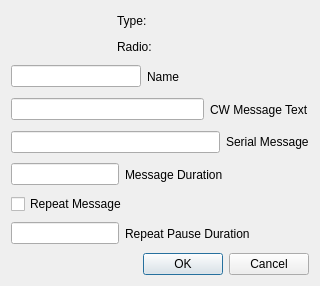
Rsclub22/Minos2-Mirror, file mqt/MqtLogger/txvmrigbuttondialog.ui: the form before one commit.
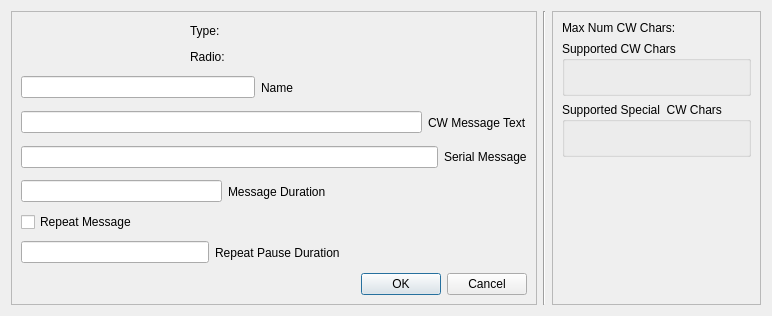
The form after the commit.

Commit message: add initial version of cwRadioParams.ini, read cwRadioParams, pass to button dialogue and display legal cw and special characters in edit button info panel

```diff
--- a/mqt/MqtLogger/txvmrigbuttondialog.ui
+++ b/mqt/MqtLogger/txvmrigbuttondialog.ui
@@ -6,13 +6,22 @@
    <rect>
     <x>0</x>
     <y>0</y>
-    <width>320</width>
-    <height>286</height>
+    <width>772</width>
+    <height>316</height>
    </rect>
   </property>
   <property name="windowTitle">
    <string>Rig Keyer Button Setup</string>
   </property>
+  <layout class="QHBoxLayout" name="horizontalLayout_12">
+   <item>
+    <widget class="QFrame" name="rigButtonFrame">
+     <property name="frameShape">
+      <enum>QFrame::StyledPanel</enum>
+     </property>
+     <property name="frameShadow">
+      <enum>QFrame::Raised</enum>
+     </property>
   <layout class="QVBoxLayout" name="verticalLayout_2">
    <item>
     <layout class="QHBoxLayout" name="horizontalLayout">
@@ -234,6 +243,95 @@
      <property name="standardButtons">
       <set>QDialogButtonBox::Cancel|QDialogButtonBox::Ok</set>
      </property>
+       </widget>
+      </item>
+     </layout>
+    </widget>
+   </item>
+   <item>
+    <widget class="Line" name="cwCharacterInfoSupportLine">
+     <property name="orientation">
+      <enum>Qt::Vertical</enum>
+     </property>
+    </widget>
+   </item>
+   <item>
+    <widget class="QFrame" name="cwInfoFrame">
+     <property name="frameShape">
+      <enum>QFrame::StyledPanel</enum>
+     </property>
+     <property name="frameShadow">
+      <enum>QFrame::Raised</enum>
+     </property>
+     <layout class="QVBoxLayout" name="verticalLayout_4">
+      <item>
+       <layout class="QHBoxLayout" name="horizontalLayout_9">
+        <item>
+         <widget class="QLabel" name="maxNumCwCharsLabel">
+          <property name="text">
+           <string>Max Num CW Chars:</string>
+          </property>
+         </widget>
+        </item>
+        <item>
+         <widget class="QLabel" name="maxNumCwCharsTxt">
+          <property name="text">
+           <string/>
+          </property>
+         </widget>
+        </item>
+       </layout>
+      </item>
+      <item>
+       <layout class="QVBoxLayout" name="verticalLayout_3">
+        <item>
+         <widget class="QGroupBox" name="supportedCwCharsGroupBox">
+          <property name="title">
+           <string>Supported CW Chars</string>
+          </property>
+          <layout class="QHBoxLayout" name="horizontalLayout_10">
+           <item>
+            <widget class="QLabel" name="listOfSupportedCwCharsLabel">
+             <property name="text">
+              <string/>
+             </property>
+            </widget>
+           </item>
+          </layout>
+         </widget>
+        </item>
+        <item>
+         <widget class="QGroupBox" name="supportedSpecialCwCharsGroupBox">
+          <property name="title">
+           <string>Supported Special  CW Chars</string>
+          </property>
+          <layout class="QHBoxLayout" name="horizontalLayout_11">
+           <item>
+            <widget class="QLabel" name="listOfSupportedCwSpecialCharsLabel">
+             <property name="text">
+              <string/>
+             </property>
+            </widget>
+           </item>
+          </layout>
+         </widget>
+        </item>
+       </layout>
+      </item>
+      <item>
+       <spacer name="verticalSpacer">
+        <property name="orientation">
+         <enum>Qt::Vertical</enum>
+        </property>
+        <property name="sizeHint" stdset="0">
+         <size>
+          <width>20</width>
+          <height>40</height>
+         </size>
+        </property>
+       </spacer>
+      </item>
+     </layout>
     </widget>
    </item>
   </layout>
```
Lines whose indentation alone changed are shown as unchanged. The commit also changes 8 other files.
